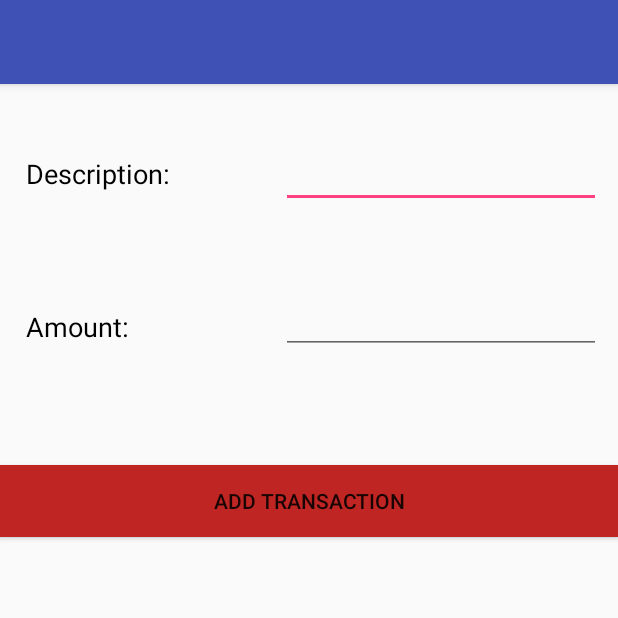
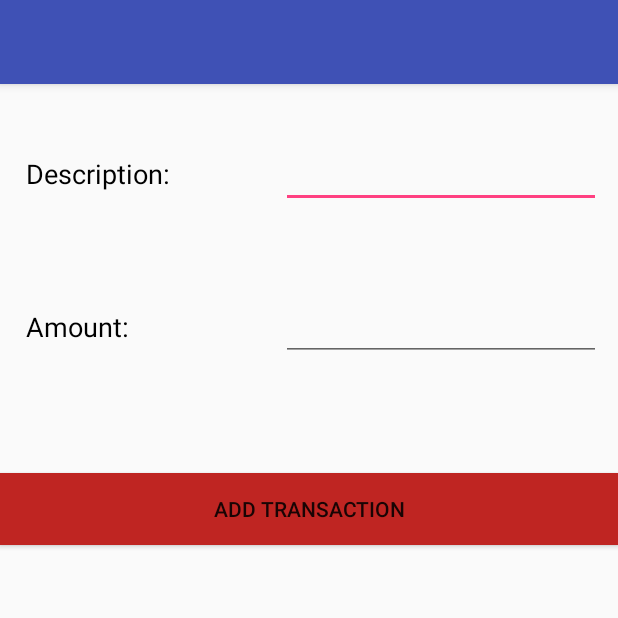
Before and after one commit to azamean/Bank, an Android app: the AddTransaction screen opened directly, with no data from a screen before it, on a phone screen of 412 x 824 dp, the top half of it. Run offline under Robolectric (Android 15) with nearby library versions, the phone set to English and light mode, and no system bars.

Commit message:
Changes to adding transactions

```diff
--- a/BankingApp/app/src/main/java/marcusobyrne/bankingapp/AddTransaction.java
+++ b/BankingApp/app/src/main/java/marcusobyrne/bankingapp/AddTransaction.java
@@ -34,8 +34,8 @@ public class AddTransaction extends AppCompatActivity {
 
             dbHandler.addTransaction(transaction);
 
-            final Intent transactionAdded = new Intent(this, MainMenu.class);
 
+/*
             AlertDialog alertDialog = new AlertDialog.Builder(AddTransaction.this).create();
             alertDialog.setTitle("Success");
             alertDialog.setMessage("Transaction has been added successfully");
@@ -43,11 +43,12 @@ public class AddTransaction extends AppCompatActivity {
                     new DialogInterface.OnClickListener() {
                         public void onClick(DialogInterface dialog, int which) {
                             dialog.dismiss();
+                            Intent transactionAdded = new Intent(this, MainMenu.class);
                             startActivity(transactionAdded);
                         }
                     });
             alertDialog.show();
-
+*/
 
     }
 }
--- a/BankingApp/app/src/main/java/marcusobyrne/bankingapp/DBHandler.java
+++ b/BankingApp/app/src/main/java/marcusobyrne/bankingapp/DBHandler.java
@@ -10,7 +10,7 @@ import android.widget.EditText;
 
 public class DBHandler extends SQLiteOpenHelper {
 
-    private static final int DATABASE_VERSION = 1;
+    private static final int DATABASE_VERSION = 2;
     private static final String DATABASE_NAME = "user.db";
     public static final String TABLE_USER = "user";
     public static final String COLUMN_ID = "_id";
@@ -21,7 +21,7 @@ public class DBHandler extends SQLiteOpenHelper {
     public static final String COLUMN_PIN = "PIN";
     public static final String COLUMN_BALANCE = "currentbalance";
 
-    public static final String TABLE_TRANSACTIONS = "statement.db";
+    public static final String TABLE_TRANSACTIONS = "transaction";
     public static final String COLUMN_TID = "_tid";
     public static final String COLUMN_DESCRIPTION = "description";
     public static final String COLUMN_AMOUNT = "amount";
@@ -49,7 +49,8 @@ public class DBHandler extends SQLiteOpenHelper {
         String query2 = "CREATE TABLE " + TABLE_TRANSACTIONS + "(" +
                 COLUMN_TID + " INTEGER PRIMARY KEY AUTOINCREMENT, " +
                 COLUMN_DESCRIPTION + " TEXT, " +
-                COLUMN_AMOUNT + " INTEGER);";
+                COLUMN_AMOUNT + " INTEGER " +
+            ");";
 
         db.execSQL(query2);
 
@@ -59,6 +60,7 @@ public class DBHandler extends SQLiteOpenHelper {
     @Override
     public void onUpgrade(SQLiteDatabase db, int oldVersion, int newVersion) {
         db.execSQL("DROP TABLE IF EXISTS " + TABLE_USER + ";");
+        db.execSQL("DROP TABLE IS EXISTS " + TABLE_TRANSACTIONS + ";");
         onCreate(db);
     }
 
@@ -76,10 +78,11 @@ public class DBHandler extends SQLiteOpenHelper {
         db.insert(TABLE_USER, null, values);
         db.close();
     }
+
     public void addTransaction(Transaction transaction){
         ContentValues values = new ContentValues();
         values.put(COLUMN_DESCRIPTION, transaction.get_description());
-        values.put(COLUMN_AMOUNT, transaction.get_balance());
+        values.put(COLUMN_AMOUNT, transaction.get_amount());
 
         SQLiteDatabase db = getWritableDatabase();
         db.insert(TABLE_TRANSACTIONS, null, values);
--- a/BankingApp/app/src/main/res/layout/activity_add_transaction.xml
+++ b/BankingApp/app/src/main/res/layout/activity_add_transaction.xml
@@ -45,26 +45,27 @@
         android:ems="10"
         android:inputType="textPersonName" />
 
+    <Button
+        android:id="@+id/buttonAddTransaction"
+        android:layout_width="match_parent"
+        android:layout_height="wrap_content"
+        android:layout_marginTop="85dp"
+        android:background="#bf2522"
+        android:onClick="addTransaction"
+        android:text="Add Transaction"
+        android:layout_below="@+id/textView7"
+        android:layout_alignParentLeft="true"
+        android:layout_alignParentStart="true" />
+
     <EditText
         android:id="@+id/editTextAmount"
         android:layout_width="wrap_content"
         android:layout_height="wrap_content"
-        android:layout_alignEnd="@+id/editTextDecription"
-        android:layout_alignRight="@+id/editTextDecription"
-        android:layout_below="@+id/editTextDecription"
-        android:layout_marginTop="52dp"
         android:ems="10"
-        android:inputType="number" />
-
-    <Button
-        android:id="@+id/buttonAddTransaction"
-        android:layout_width="match_parent"
-        android:layout_height="wrap_content"
-        android:layout_below="@+id/editTextAmount"
-        android:layout_centerHorizontal="true"
-        android:layout_marginTop="74dp"
-        android:background="#bf2522"
-        android:onClick="addTransaction"
-        android:text="Add Transaction" />
+        android:inputType="numberDecimal"
+        android:layout_alignBaseline="@+id/textView7"
+        android:layout_alignBottom="@+id/textView7"
+        android:layout_alignLeft="@+id/editTextDecription"
+        android:layout_alignStart="@+id/editTextDecription" />
 
 </android.widget.RelativeLayout>
```
Also changed, not shown: BankingApp/app/src/main/java/marcusobyrne/bankingapp/Transaction.java (+7 -7 lines), BankingApp/app/src/main/res/layout/activity_account_information.xml (+6 -7 lines).
